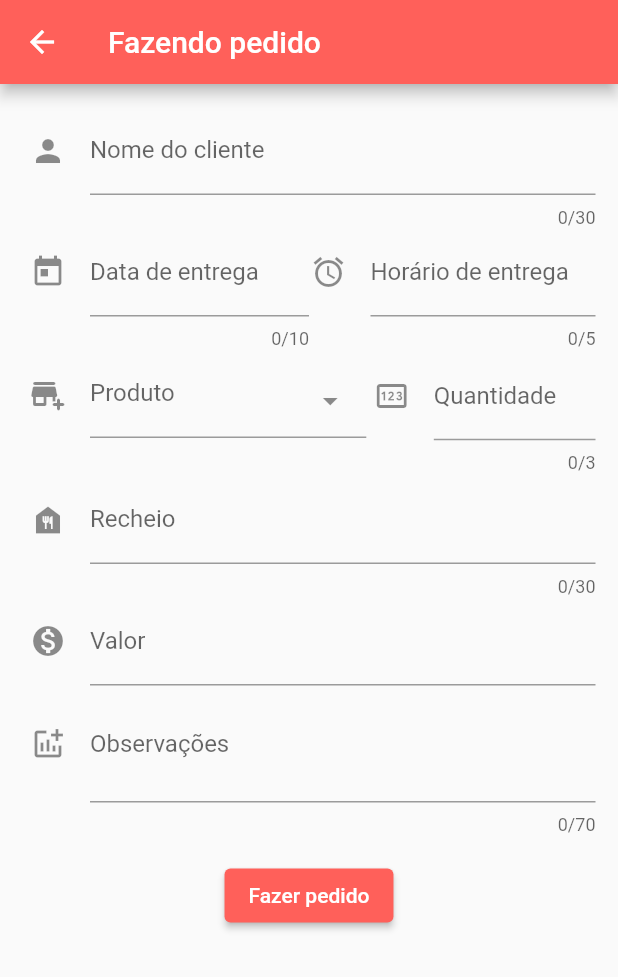
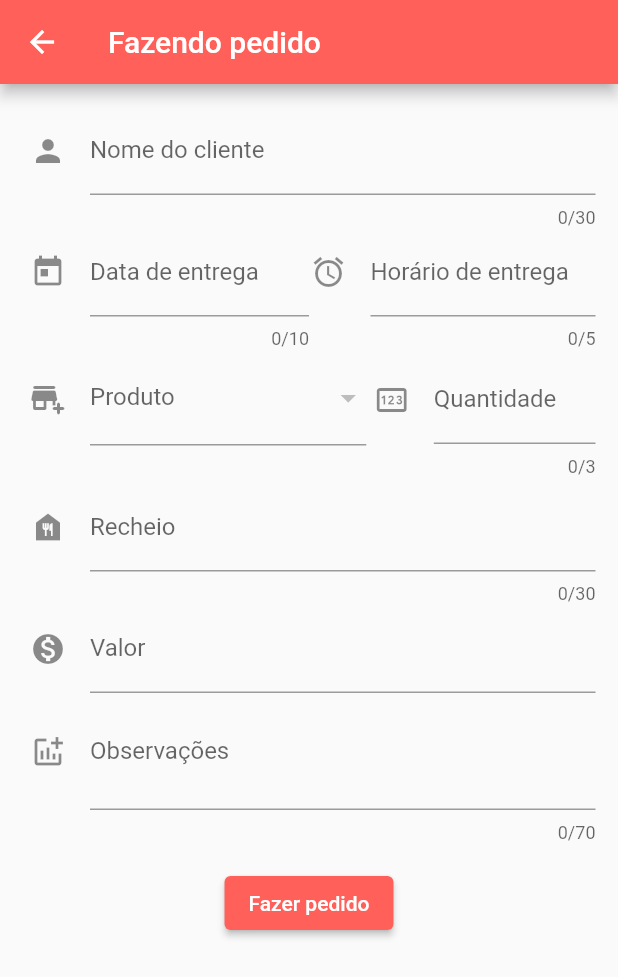
Before and after one commit to JefterTargino/geruza-doces-mobile, a Flutter app: the screen it shows after launch, after a tap on the "add" icon, on a phone screen of 412 x 824 dp. Shown: the top 977 px of the screen. Run offline on Flutter 3.47's test engine with Material 2 defaults, Android fonts, the phone set to English and light mode, and no system bars; drawn by our look-alikes of select_form_field; our stand-ins replace fluttertoast, mask_text_input_formatter; network calls fail.

Commit message:
Correção para o add de produtos e pedidos

```diff
--- a/lib/pages_add/add_order.dart
+++ b/lib/pages_add/add_order.dart
@@ -1,5 +1,6 @@
 import 'dart:convert';
 
+import 'package:flutter/foundation.dart';
 import 'package:flutter/material.dart';
 import 'package:fluttertoast/fluttertoast.dart';
 import 'package:hello_world/home_controller.dart';
@@ -29,9 +30,8 @@ var maskTime = MaskTextInputFormatter(
     type: MaskAutoCompletionType.lazy);
 
 var maskValue = MaskTextInputFormatter(
-    mask: '##.##',
-    filter: {"#": RegExp(r'[0-9]')},
-    type: MaskAutoCompletionType.lazy);
+    //mask: '##.##',
+    filter: {"#": RegExp(r'[0-9]')}, type: MaskAutoCompletionType.lazy);
 
 //
 final TextEditingController nameController = TextEditingController();
@@ -43,6 +43,7 @@ final TextEditingController fillingController = TextEditingController();
 var valueController = TextEditingController();
 final TextEditingController commentsController = TextEditingController();
 //
+late String selectedValueP;
 
 Future<OrderController> createOrder() async {
   final response = await http.post(
@@ -54,7 +55,7 @@ Future<OrderController> createOrder() async {
         "name_client": nameController.text,
         "delivery_date": dateController.text,
         "delivery_time": timeController.text,
-        "name_product": productController.text,
+        "name_product": selectedValueP,
         "amount": amountController.text,
         "filling": fillingController.text,
         "value": valueController.text,
@@ -89,30 +90,48 @@ class _AddOrderState extends State<AddOrder> {
     fillingController.clear();
     valueController.clear();
     commentsController.clear();
+    getListProducts();
+    selectedValueP = '';
   }
 
-  final List<Map<String, dynamic>> _items = [
-    {
-      'value': '-',
-      'label': '-',
-    },
-    {
-      'value': 'Bolo de Pasta',
-      'label': 'Bolo de Pasta',
-    },
-    {
-      'value': 'Brigadeiro',
-      'label': 'Brigadeiro',
-    },
-    {
-      'value': 'Beijinho',
-      'label': 'Beijinho',
-    },
-    {
-      'value': 'Trufas',
-      'label': 'Trufas',
-    },
-  ];
+  //
+  List categoryItemList = [];
+
+  Future getListProducts() async {
+    var url = "https://geruza-doces-api.herokuapp.com/product/list";
+    var response = await http.get(Uri.parse(url));
+    if (response.statusCode == 200) {
+      var jsonData = json.decode(response.body);
+      setState(() {
+        categoryItemList = jsonData;
+      });
+    }
+    print(categoryItemList);
+  }
+
+  //
+  // final List<Map<String, dynamic>> _items = [
+  //   {
+  //     'value': '-',
+  //     'label': '-',
+  //   },
+  //   {
+  //     'value': 'Bolo de Pasta',
+  //     'label': 'Bolo de Pasta',
+  //   },
+  //   {
+  //     'value': 'Brigadeiro',
+  //     'label': 'Brigadeiro',
+  //   },
+  //   {
+  //     'value': 'Beijinho',
+  //     'label': 'Beijinho',
+  //   },
+  //   {
+  //     'value': 'Trufas',
+  //     'label': 'Trufas',
+  //   },
+  // ];
 
   final _formKey = GlobalKey<FormState>();
   @override
@@ -211,15 +230,25 @@ class _AddOrderState extends State<AddOrder> {
                     Flexible(
                       flex: 6,
                       child: Padding(
-                        padding: const EdgeInsets.only(left: 5.0, bottom: 25.0),
-                        child: SelectFormField(
-                          type: SelectFormFieldType.dropdown,
+                          padding:
+                              const EdgeInsets.only(left: 5.0, bottom: 25.0),
+                          child: DropdownButtonFormField(
+                            decoration: const InputDecoration(
                               icon: Icon(Icons.add_business_rounded),
                               labelText: 'Produto',
-                          controller: productController,
-                          items: _items,
-                          onChanged: (String newValue) {
-                            newValue = productController.text;
+                            ),
+                            isExpanded: true,
+                            //value: selectedValueP,
+                            items: categoryItemList.map((category) {
+                              return DropdownMenuItem(
+                                  value: category['name_product'],
+                                  child: Text(category['name_product']));
+                            }).toList(),
+                            onChanged: (value) {
+                              //value = productController.text;
+                              setState(() {
+                                selectedValueP = value.toString();
+                              });
                             },
                             validator: (value) {
                               if (value == '-') {
@@ -227,7 +256,32 @@ class _AddOrderState extends State<AddOrder> {
                               }
                               return null;
                             },
-                        ),
+                          )
+
+                          // SelectFormField(
+                          //   type: SelectFormFieldType.dropdown,
+                          //   icon: Icon(Icons.add_business_rounded),
+                          //   labelText: 'Produto',
+                          //   controller: productController,
+                          //   items: categoryItemList.map((category) =>
+                          //     DropdownMenuItem(
+                          //       value: category['name_product'],
+                          //       child: Text(category['name_product']
+                          //       )
+                          //       ).toList(),
+                          //   );
+                          //   onChanged:null,
+                          //   //_items,
+                          //   // onChanged: (String newValue) {
+                          //   //   newValue = productController.text;
+                          //   // },
+                          //   // validator: (value) {
+                          //   //   if (value == '-') {
+                          //   //     return 'Por favor, digite o produto';
+                          //   //   }
+                          //   //   return null;
+                          //   // },
+                          // ),
                           ),
                     ),
                     Flexible(
--- a/lib/pages_add/add_product.dart
+++ b/lib/pages_add/add_product.dart
@@ -15,9 +15,8 @@ class AddProduct extends StatefulWidget {
 }
 
 var maskValue = MaskTextInputFormatter(
-    mask: '##.##',
-    filter: {"#": RegExp(r'[0-9]')},
-    type: MaskAutoCompletionType.lazy);
+    //mask: '##.##',
+    filter: {"#": RegExp(r'[0-9]')}, type: MaskAutoCompletionType.lazy);
 
 //
 final TextEditingController nameProductController = TextEditingController();
```
Lines whose indentation alone changed are shown as unchanged.
